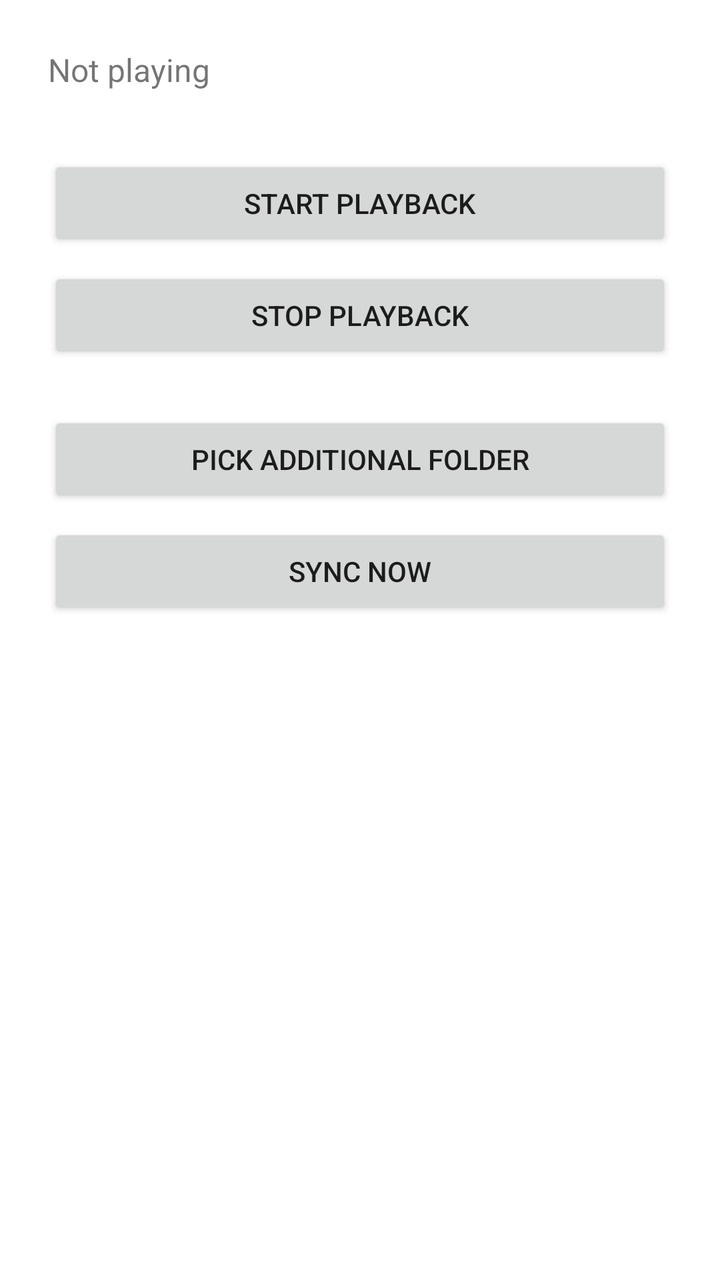
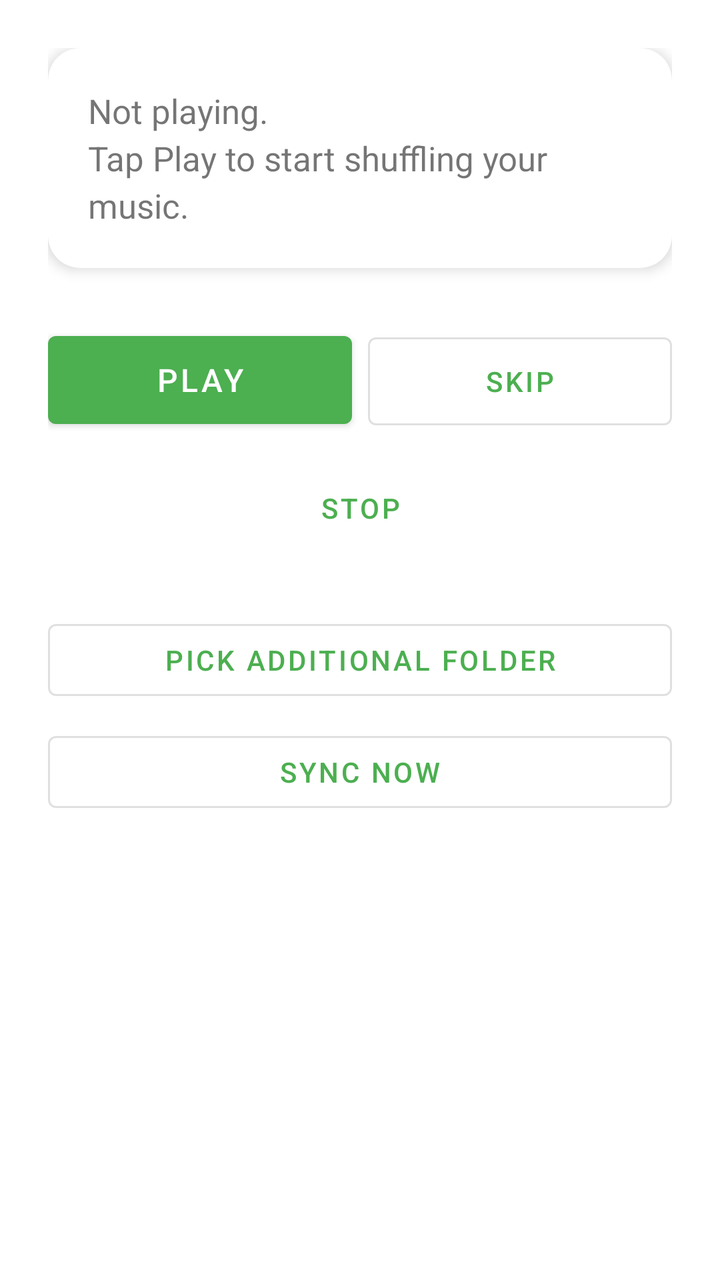

Before-and-after screenshots of an Android layout around one commit, followed by the original layout XML and the change that was made.
<!-- AndroidManifest.xml: application theme Theme.MusicPlayer -->
<!-- res/layout/activity_main.xml -->
<?xml version="1.0" encoding="utf-8"?>
<LinearLayout xmlns:android="http://schemas.android.com/apk/res/android"
    android:layout_width="match_parent"
    android:layout_height="match_parent"
    android:orientation="vertical"
    android:padding="24dp"
    android:gravity="center_horizontal">

    <TextView
        android:id="@+id/statusText"
        android:layout_width="match_parent"
        android:layout_height="wrap_content"
        android:layout_marginBottom="32dp"
        android:text="@string/status_idle"
        android:textSize="16sp" />

    <Button
        android:id="@+id/startButton"
        android:layout_width="match_parent"
        android:layout_height="wrap_content"
        android:text="@string/btn_start" />

    <Button
        android:id="@+id/stopButton"
        android:layout_width="match_parent"
        android:layout_height="wrap_content"
        android:layout_marginTop="8dp"
        android:text="@string/btn_stop" />

    <Button
        android:id="@+id/pickFolderButton"
        android:layout_width="match_parent"
        android:layout_height="wrap_content"
        android:layout_marginTop="24dp"
        android:text="@string/btn_pick_folder" />

    <Button
        android:id="@+id/syncButton"
        android:layout_width="match_parent"
        android:layout_height="wrap_content"
        android:layout_marginTop="8dp"
        android:text="@string/btn_sync" />

</LinearLayout>
<!-- resources referenced by this layout -->
<resources>
  <string name="btn_pick_folder">Pick additional folder</string>
  <string name="btn_start">Start playback</string>
  <string name="btn_stop">Stop playback</string>
  <string name="btn_sync">Sync now</string>
  <string name="status_idle">Not playing</string>
  <style name="Theme.MusicPlayer" parent="Theme.MaterialComponents.DayNight.NoActionBar">
          <item name="colorPrimary">@color/brand_accent</item>
          <item name="colorPrimaryDark">@color/ic_launcher_background</item>
          <item name="colorAccent">@color/brand_accent</item>
      </style>
  <color name="brand_accent">#4CAF50</color>
  <color name="ic_launcher_background">#1E1E1E</color>
</resources>

<!-- the commit's change to res/layout/activity_main.xml (unified diff, before → after) -->
@@ -1,44 +1,83 @@
 <?xml version="1.0" encoding="utf-8"?>
-<LinearLayout xmlns:android="http://schemas.android.com/apk/res/android"
+<ScrollView xmlns:android="http://schemas.android.com/apk/res/android"
+    xmlns:app="http://schemas.android.com/apk/res-auto"
     android:layout_width="match_parent"
     android:layout_height="match_parent"
-    android:orientation="vertical"
-    android:padding="24dp"
-    android:gravity="center_horizontal">
+    android:fillViewport="true">
 
-    <TextView
-        android:id="@+id/statusText"
+    <LinearLayout
         android:layout_width="match_parent"
         android:layout_height="wrap_content"
-        android:layout_marginBottom="32dp"
-        android:text="@string/status_idle"
-        android:textSize="16sp" />
+        android:orientation="vertical"
+        android:padding="24dp"
+        android:gravity="center_horizontal">
 
-    <Button
-        android:id="@+id/startButton"
-        android:layout_width="match_parent"
-        android:layout_height="wrap_content"
-        android:text="@string/btn_start" />
+        <com.google.android.material.card.MaterialCardView
+            android:layout_width="match_parent"
+            android:layout_height="wrap_content"
+            android:layout_marginBottom="28dp"
+            app:cardCornerRadius="16dp"
+            app:cardElevation="4dp">
 
-    <Button
-        android:id="@+id/stopButton"
-        android:layout_width="match_parent"
-        android:layout_height="wrap_content"
-        android:layout_marginTop="8dp"
-        android:text="@string/btn_stop" />
+            <TextView
+                android:id="@+id/statusText"
+                android:layout_width="match_parent"
+                android:layout_height="wrap_content"
+                android:padding="20dp"
+                android:text="@string/status_idle"
+                android:textSize="17sp"
+                android:lineSpacingExtra="4dp" />
 
-    <Button
-        android:id="@+id/pickFolderButton"
-        android:layout_width="match_parent"
-        android:layout_height="wrap_content"
-        android:layout_marginTop="24dp"
-        android:text="@string/btn_pick_folder" />
+        </com.google.android.material.card.MaterialCardView>
 
-    <Button
-        android:id="@+id/syncButton"
-        android:layout_width="match_parent"
-        android:layout_height="wrap_content"
-        android:layout_marginTop="8dp"
-        android:text="@string/btn_sync" />
+        <LinearLayout
+            android:layout_width="match_parent"
+            android:layout_height="wrap_content"
+            android:orientation="horizontal"
+            android:layout_marginBottom="12dp">
 
-</LinearLayout>
+            <com.google.android.material.button.MaterialButton
+                android:id="@+id/playPauseButton"
+                android:layout_width="0dp"
+                android:layout_height="56dp"
+                android:layout_weight="1"
+                android:layout_marginEnd="8dp"
+                android:textSize="16sp"
+                android:text="@string/btn_play" />
+
+            <com.google.android.material.button.MaterialButton
+                android:id="@+id/skipButton"
+                style="@style/Widget.MaterialComponents.Button.OutlinedButton"
+                android:layout_width="0dp"
+                android:layout_height="56dp"
+                android:layout_weight="1"
+                android:text="@string/btn_skip" />
+
+        </LinearLayout>
+
+        <com.google.android.material.button.MaterialButton
+            android:id="@+id/stopButton"
+            style="@style/Widget.MaterialComponents.Button.TextButton"
+            android:layout_width="match_parent"
+            android:layout_height="wrap_content"
+            android:layout_marginBottom="28dp"
+            android:text="@string/btn_stop" />
+
+        <com.google.android.material.button.MaterialButton
+            android:id="@+id/pickFolderButton"
+            style="@style/Widget.MaterialComponents.Button.OutlinedButton"
+            android:layout_width="match_parent"
+            android:layout_height="wrap_content"
+            android:layout_marginBottom="8dp"
+            android:text="@string/btn_pick_folder" />
+
+        <com.google.android.material.button.MaterialButton
+            android:id="@+id/syncButton"
+            style="@style/Widget.MaterialComponents.Button.OutlinedButton"
+            android:layout_width="match_parent"
+            android:layout_height="wrap_content"
+            android:text="@string/btn_sync" />
+
+    </LinearLayout>
+
+</ScrollView>
<!-- resource entries referenced after the edit -->
@@ -1,10 +1,11 @@
 <!-- resources referenced by this layout -->
 <resources>
   <string name="btn_pick_folder">Pick additional folder</string>
-  <string name="btn_start">Start playback</string>
-  <string name="btn_stop">Stop playback</string>
+  <string name="btn_play">Play</string>
+  <string name="btn_skip">Skip</string>
+  <string name="btn_stop">Stop</string>
   <string name="btn_sync">Sync now</string>
-  <string name="status_idle">Not playing</string>
+  <string name="status_idle">Not playing.\nTap Play to start shuffling your music.</string>
   <style name="Theme.MusicPlayer" parent="Theme.MaterialComponents.DayNight.NoActionBar">
           <item name="colorPrimary">@color/brand_accent</item>
           <item name="colorPrimaryDark">@color/ic_launcher_background</item>
